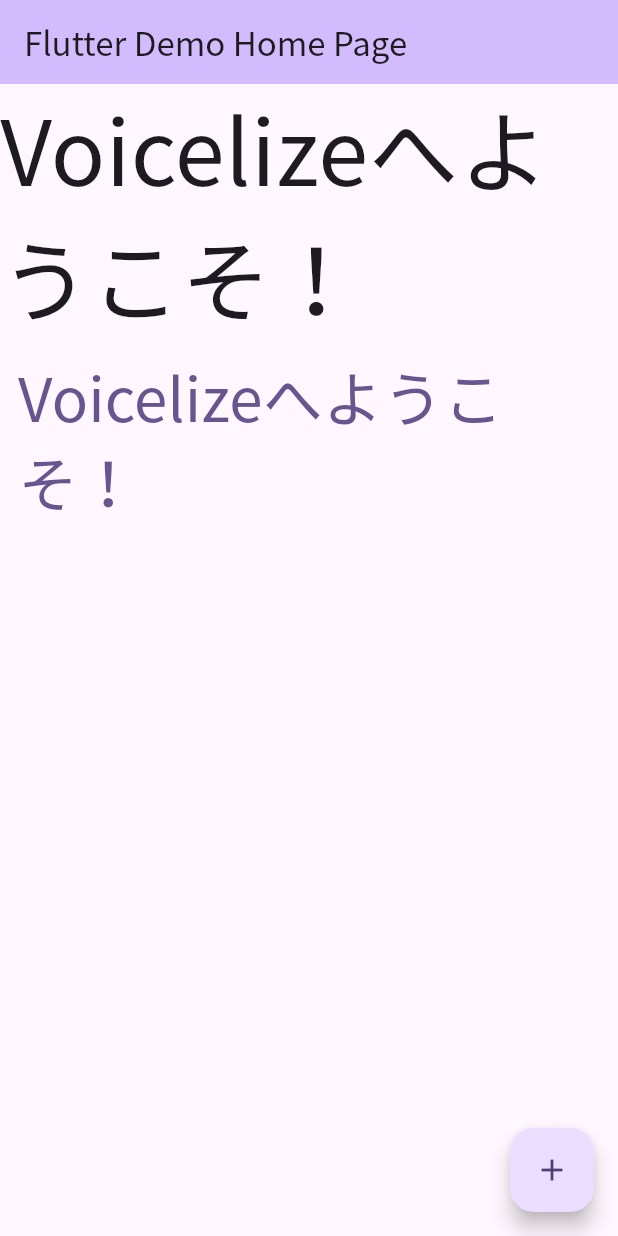
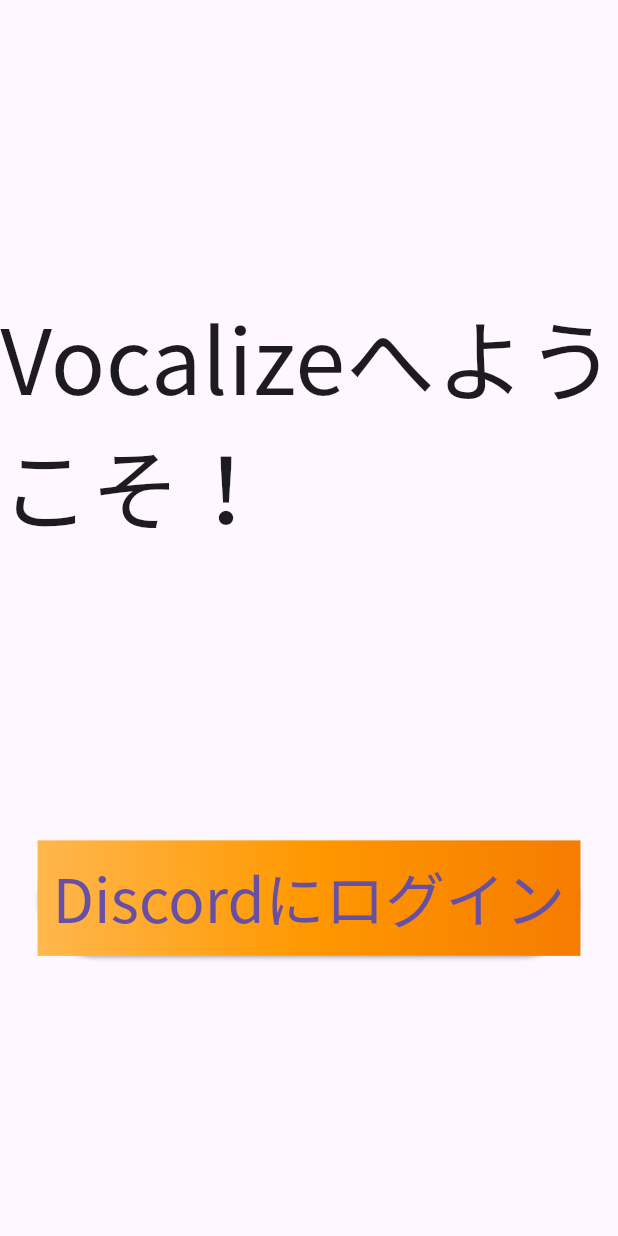
Before and after one commit to Vocalize-dev/Vocalize-client, a Flutter app: the screen it shows after launch, on a phone screen of 412 x 824 dp. Run offline on Flutter 3.47's test engine with Material 3 defaults, Android fonts, the light colour scheme and no system bars.

Commit message:
update: プロジェクト名変更

```diff
--- a/lib/main.dart
+++ b/lib/main.dart
@@ -1,6 +1,6 @@
 import 'package:flutter/material.dart';
 import 'package:logging/logging.dart';
-import 'package:vocalize_client/main_manu.dart';
+import 'package:vocalize/main_manu.dart';
 
 final log = Logger('Flutter');
 
@@ -17,6 +17,15 @@
   Widget build(BuildContext context) {
     return MaterialApp(
       theme: ThemeData(
+        primarySwatch: Colors.blue,
+        fontFamily: 'NotoSansJP',
+      ),
+
+      darkTheme: ThemeData(
+        brightness: Brightness.dark,
+        primarySwatch: Colors.red,
+        fontFamily: 'NotoSansJP',
+      ),
         // This is the theme of your application.
         //
         // TRY THIS: Try running your application with "flutter run". You'll see
@@ -32,17 +41,13 @@
         //
         // This works for code too, not just values: Most code changes can be
         // tested with just a hot reload.
-        fontFamily: 'NotoSansJP',
-        colorScheme: ColorScheme.fromSeed(seedColor: Colors.deepPurple),
-        useMaterial3: true,
-      ),
-      home: const MyHomePage(title: 'Flutter Demo Home Page'),
+      home: const MyHomePage(),
     );
   }
 }
 
 class MyHomePage extends StatefulWidget {
-  const MyHomePage({super.key, required this.title});
+  const MyHomePage({super.key});
 
   // This widget is the home page of your application. It is stateful, meaning
   // that it has a State object (defined below) that contains fields that affect
@@ -53,26 +58,12 @@
   // used by the build method of the State. Fields in a Widget subclass are
   // always marked "final".
 
-  final String title;
 
   @override
   State<MyHomePage> createState() => _MyHomePageState();
 }
 
 class _MyHomePageState extends State<MyHomePage> {
-  int _counter = 0;
-
-  void _incrementCounter() {
-    setState(() {
-      // This call to setState tells the Flutter framework that something has
-      // changed in this State, which causes it to rerun the build method below
-      // so that the display can reflect the updated values. If we changed
-      // _counter without calling setState(), then the build method would not be
-      // called again, and so nothing would appear to happen.
-      _counter++;
-    });
-  }
-
   @override
   Widget build(BuildContext context) {
     // This method is rerun every time setState is called, for instance as done
@@ -82,34 +73,13 @@
     // fast, so that you can just rebuild anything that needs updating rather
     // than having to individually change instances of widgets.
     return Scaffold(
-      appBar: AppBar(
-        // TRY THIS: Try changing the color here to a specific color (to
-        // Colors.amber, perhaps?) and trigger a hot reload to see the AppBar
-        // change color while the other colors stay the same.
-        backgroundColor: Theme.of(context).colorScheme.inversePrimary,
-        // Here we take the value from the MyHomePage object that was created by
-        // the App.build method, and use it to set our appbar title.
-        title: Text(widget.title),
-      ),
-      body: Column(children: [
+      body: Stack(children: [
         const Align(
-          alignment: Alignment.center,
-          child: Text(
-            'Voicelizeへようこそ！',
-            style: TextStyle(
-              fontSize: 60
-            )
-        )),
-        TextButton(
-            child: const Align(
-              alignment: Alignment.bottomCenter,
-              child: Text(
-                'Voicelizeへようこそ！',
-                style: TextStyle(
-                  fontSize: 40
-                )
-              )
-              ),
+            alignment: Alignment(0, -0.4),
+            child: Text('Vocalizeへようこそ！', style: TextStyle(fontSize: 60))),
+        Align(
+            alignment: const Alignment(0,0.5),
+            child: ElevatedButton(
               onPressed: () {
                 Navigator.pushReplacement(
                   context,
@@ -117,13 +87,25 @@
                     builder: (context) => const MainMenu(),
                   ),
                 );
-            })
+              },
+              style: ElevatedButton.styleFrom(
+                  padding: const EdgeInsets.all(0)),
+              child: Container(
+                decoration: BoxDecoration(
+                  gradient: LinearGradient(
+                    colors: <Color>[
+                      Colors.orange[300]!,
+                      Colors.orange[500]!,
+                      Colors.orange[700]!,
+                    ],
+                  ),
+                ),
+                padding: const EdgeInsets.all(10),
+                child:
+                    const Text('Discordにログイン', style: TextStyle(fontSize: 40)),
+              ),
+            )),
       ]),
-      floatingActionButton: FloatingActionButton(
-        onPressed: _incrementCounter,
-        tooltip: 'Increment',
-        child: const Icon(Icons.add),
-      ), // This trailing comma makes auto-formatting nicer for build methods.
     );
   }
 }
--- a/pubspec.yaml
+++ b/pubspec.yaml
@@ -1,4 +1,4 @@
-name: vocalize_client
+name: vocalize
 description: "A new Flutter project."
 # The following line prevents the package from being accidentally published to
 # pub.dev using `flutter pub publish`. This is preferred for private packages.
```
Also changed, not shown: 1 other file. Lines whose indentation alone changed are shown as unchanged.
